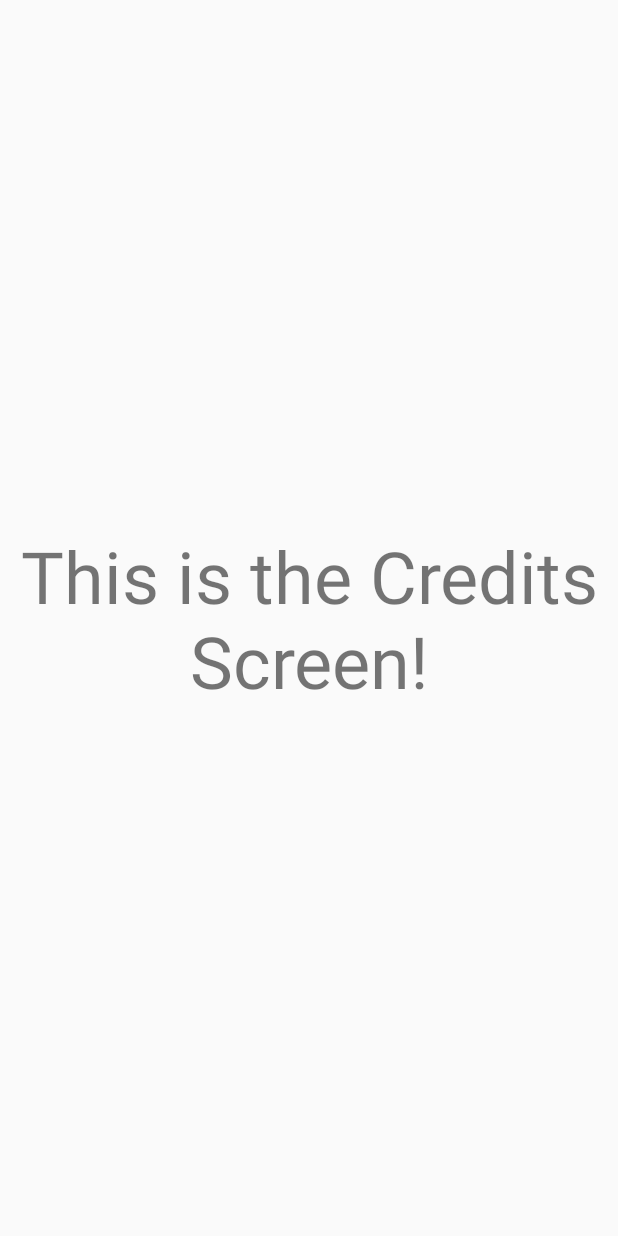
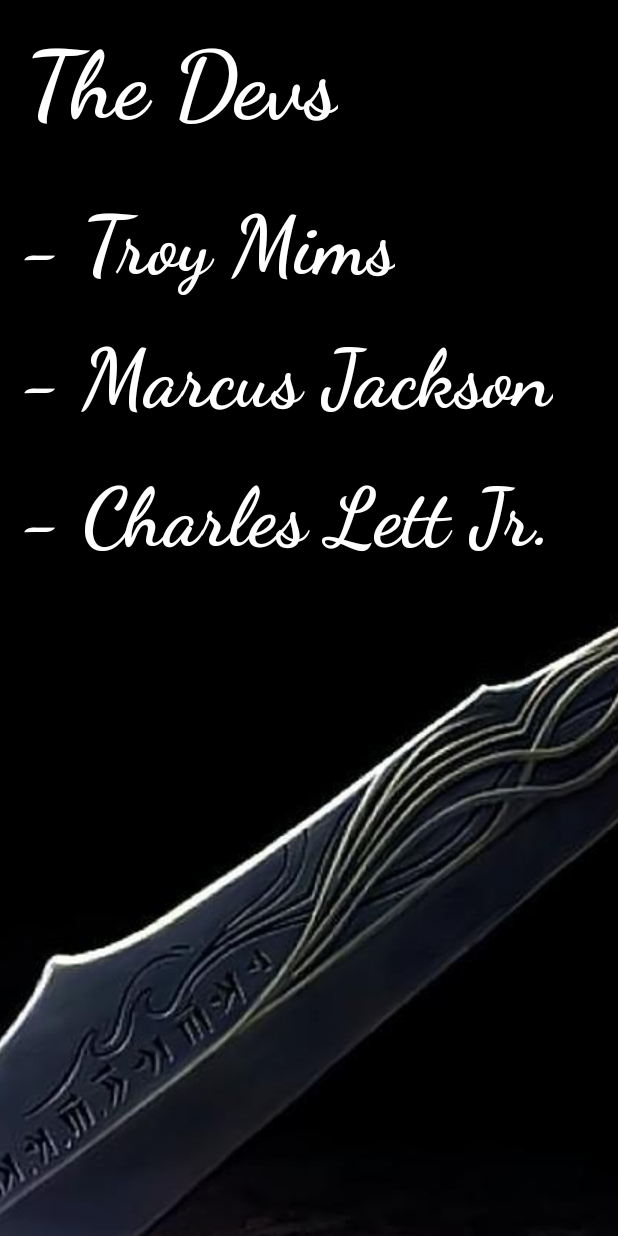
Before and after one commit to cclett2000/StoryGameApp, an Android app: the Credits screen opened directly, with no data from a screen before it, on a phone screen of 412 x 824 dp. Run offline under Robolectric (Android 15) with nearby library versions, the phone set to English and light mode, and no system bars.

Commit message:
Ver 0.0.9 -- Finshed designing UI, implemented collectible logic, fixed database related bugs

```diff
--- a/app/src/main/java/com/example/storygameapp/MainActivity.kt
+++ b/app/src/main/java/com/example/storygameapp/MainActivity.kt
@@ -13,6 +13,7 @@ class MainActivity : AppCompatActivity() {
         setContentView(R.layout.activity_main)
 
         val db = DBHelper(this, null)
+        db.initCollectTable()
         if (db.getSettingDBStatus() != 1 || db.getProgressionDBStatus() != 1) {
             db.initSettingTable()
             db.setSettingInitStatus(1)
--- a/app/src/main/res/layout/credits_screen.xml
+++ b/app/src/main/res/layout/credits_screen.xml
@@ -3,18 +3,84 @@
     xmlns:app="http://schemas.android.com/apk/res-auto"
     xmlns:tools="http://schemas.android.com/tools"
     android:layout_width="match_parent"
+    android:background="@color/black"
     android:layout_height="match_parent">
+
+    <ImageView
+        android:layout_width="match_parent"
+        android:layout_height="500dp"
+        android:scaleType="center"
+        android:src="@drawable/sword_bg"
+        app:layout_constraintBottom_toBottomOf="parent"
+        app:layout_constraintEnd_toEndOf="parent"
+        app:layout_constraintHorizontal_bias="1.0"
+        app:layout_constraintStart_toStartOf="parent"
+        app:layout_constraintTop_toTopOf="parent"
+        app:layout_constraintVertical_bias="1.0" />
 
     <TextView
         android:id="@+id/collectible_header"
         android:layout_width="wrap_content"
         android:layout_height="wrap_content"
+        android:fontFamily="cursive"
         android:gravity="center"
-        android:text="This is the Credits Screen!"
-        android:textSize="48sp"
+        android:text="The Devs"
+        android:textColor="@color/white"
+        android:textSize="62sp"
+        android:textStyle="bold"
         app:layout_constraintBottom_toBottomOf="parent"
         app:layout_constraintEnd_toEndOf="parent"
+        app:layout_constraintHorizontal_bias="0.079"
         app:layout_constraintStart_toStartOf="parent"
-        app:layout_constraintTop_toTopOf="parent" />
+        app:layout_constraintTop_toTopOf="parent"
+        app:layout_constraintVertical_bias="0.024" />
+
+    <TextView
+        android:layout_width="wrap_content"
+        android:layout_height="wrap_content"
+        android:fontFamily="cursive"
+        android:gravity="center"
+        android:text="- Troy Mims"
+        android:textColor="@color/white"
+        android:textSize="54sp"
+        android:textStyle="bold"
+        app:layout_constraintBottom_toBottomOf="parent"
+        app:layout_constraintEnd_toEndOf="parent"
+        app:layout_constraintHorizontal_bias="0.079"
+        app:layout_constraintStart_toStartOf="parent"
+        app:layout_constraintTop_toTopOf="parent"
+        app:layout_constraintVertical_bias="0.172" />
+
+    <TextView
+        android:layout_width="wrap_content"
+        android:layout_height="wrap_content"
+        android:fontFamily="cursive"
+        android:gravity="center"
+        android:text="- Marcus Jackson"
+        android:textColor="@color/white"
+        android:textSize="54sp"
+        android:textStyle="bold"
+        app:layout_constraintBottom_toBottomOf="parent"
+        app:layout_constraintEnd_toEndOf="parent"
+        app:layout_constraintHorizontal_bias="0.24"
+        app:layout_constraintStart_toStartOf="parent"
+        app:layout_constraintTop_toTopOf="parent"
+        app:layout_constraintVertical_bias="0.289" />
+
+    <TextView
+        android:layout_width="wrap_content"
+        android:layout_height="wrap_content"
+        android:fontFamily="cursive"
+        android:gravity="center"
+        android:text="- Charles Lett Jr."
+        android:textColor="@color/white"
+        android:textSize="54sp"
+        android:textStyle="bold"
+        app:layout_constraintBottom_toBottomOf="parent"
+        app:layout_constraintEnd_toEndOf="parent"
+        app:layout_constraintHorizontal_bias="0.24"
+        app:layout_constraintStart_toStartOf="parent"
+        app:layout_constraintTop_toTopOf="parent"
+        app:layout_constraintVertical_bias="0.411" />
 
 </androidx.constraintlayout.widget.ConstraintLayout>
--- a/app/src/main/res/values/strings.xml
+++ b/app/src/main/res/values/strings.xml
@@ -1,6 +1,6 @@
 <resources>
     <!--MAIN SCREEN-->
-    <string name="version">Ver. 0.0.7</string>
+    <string name="version">Ver. 0.0.9</string>
     <string name="app_name">StoryGameApp</string>
     <string name="story_name">Story Name Here!</string>
     <string name="story_act">- Act I -</string>
```
Also changed, not shown: app/src/main/java/com/example/storygameapp/Collectibles.kt (+30 -0 lines), app/src/main/java/com/example/storygameapp/db/DBHelper.kt (+63 -8 lines), app/src/main/java/com/example/storygameapp/model/CollectModel.kt (added, +7 -0 lines), app/src/main/java/com/example/storygameapp/rv_adapter/CollectRV.kt (added, +40 -0 lines), app/src/main/res/layout/card_view_design.xml (added, +61 -0 lines), app/src/main/res/layout/collectible_screen.xml (+27 -3 lines).
